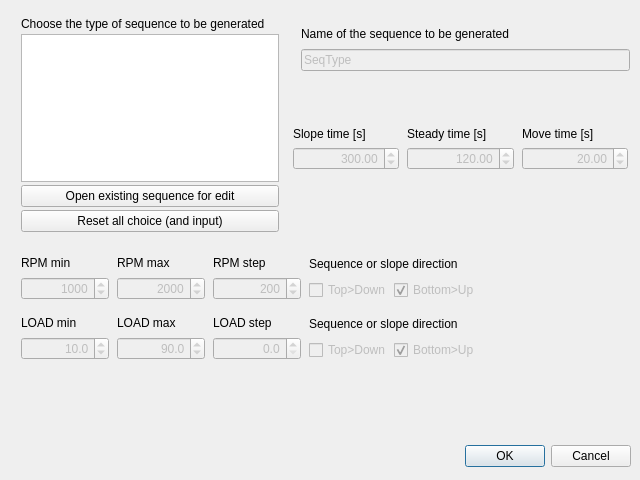
Qt form DriveSerial/DI_seqence_gen.ui (beppemiletto/engine-calibration-tools) before a commit.
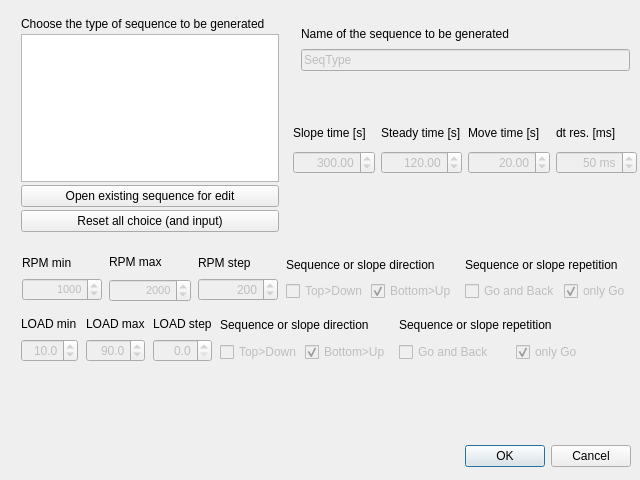
The same form after that commit.

Commit message: Developed the time history generator for steady state sequence. Vectors and Table Starting the GUI in PyQt4- 2 windows draft

```diff
--- a/DriveSerial/DI_seqence_gen.ui
+++ b/DriveSerial/DI_seqence_gen.ui
@@ -71,174 +71,7 @@
     </item>
    </layout>
   </widget>
-  <widget class="QWidget" name="layoutWidget_4">
-   <property name="geometry">
-    <rect>
-     <x>20</x>
-     <y>310</y>
-     <width>461</width>
-     <height>51</height>
-    </rect>
-   </property>
-   <layout class="QHBoxLayout" name="horizontalLayout_LOAD">
-    <item>
-     <layout class="QVBoxLayout" name="verticalLayout_load_min">
-      <property name="spacing">
-       <number>3</number>
-      </property>
-      <property name="margin">
-       <number>1</number>
-      </property>
-      <item>
-       <widget class="QLabel" name="label_load_min">
-        <property name="text">
-         <string>LOAD min</string>
-        </property>
-       </widget>
-      </item>
-      <item>
-       <widget class="QDoubleSpinBox" name="doubleSpinBox_load_min">
-        <property name="enabled">
-         <bool>false</bool>
-        </property>
-        <property name="frame">
-         <bool>true</bool>
-        </property>
-        <property name="alignment">
-         <set>Qt::AlignRight|Qt::AlignTrailing|Qt::AlignVCenter</set>
-        </property>
-        <property name="decimals">
-         <number>1</number>
-        </property>
-        <property name="singleStep">
-         <double>0.000000000000000</double>
-        </property>
-        <property name="value">
-         <double>10.000000000000000</double>
-        </property>
-       </widget>
-      </item>
-     </layout>
-    </item>
-    <item>
-     <layout class="QVBoxLayout" name="verticalLayout_load_max">
-      <property name="spacing">
-       <number>3</number>
-      </property>
-      <property name="margin">
-       <number>1</number>
-      </property>
-      <item>
-       <widget class="QLabel" name="label_load_max">
-        <property name="text">
-         <string>LOAD max</string>
-        </property>
-       </widget>
-      </item>
-      <item>
-       <widget class="QDoubleSpinBox" name="doubleSpinBox_load_max">
-        <property name="enabled">
-         <bool>false</bool>
-        </property>
-        <property name="frame">
-         <bool>true</bool>
-        </property>
-        <property name="alignment">
-         <set>Qt::AlignRight|Qt::AlignTrailing|Qt::AlignVCenter</set>
-        </property>
-        <property name="decimals">
-         <number>1</number>
-        </property>
-        <property name="value">
-         <double>90.000000000000000</double>
-        </property>
-       </widget>
-      </item>
-     </layout>
-    </item>
-    <item>
-     <layout class="QVBoxLayout" name="verticalLayout_load_step">
-      <property name="spacing">
-       <number>3</number>
-      </property>
-      <property name="margin">
-       <number>1</number>
-      </property>
-      <item>
-       <widget class="QLabel" name="label_load_step">
-        <property name="text">
-         <string>LOAD step</string>
-        </property>
-       </widget>
-      </item>
-      <item>
-       <widget class="QDoubleSpinBox" name="doubleSpinBox_load_step">
-        <property name="enabled">
-         <bool>false</bool>
-        </property>
-        <property name="alignment">
-         <set>Qt::AlignRight|Qt::AlignTrailing|Qt::AlignVCenter</set>
-        </property>
-        <property name="decimals">
-         <number>1</number>
-        </property>
-       </widget>
-      </item>
-     </layout>
-    </item>
-    <item>
-     <layout class="QVBoxLayout" name="verticalLayout_rpm_direction_2">
-      <property name="spacing">
-       <number>3</number>
-      </property>
-      <property name="margin">
-       <number>1</number>
-      </property>
-      <item>
-       <widget class="QLabel" name="label_load_direction">
-        <property name="text">
-         <string>Sequence or slope direction</string>
-        </property>
-       </widget>
-      </item>
-      <item>
-       <layout class="QHBoxLayout" name="horizontalLayout_4">
-        <item>
-         <widget class="QCheckBox" name="checkBox_load_dir_TD">
-          <property name="enabled">
-           <bool>false</bool>
-          </property>
-          <property name="text">
-           <string>Top&gt;Down</string>
-          </property>
-          <property name="autoExclusive">
-           <bool>true</bool>
-          </property>
-         </widget>
-        </item>
-        <item>
-         <widget class="QCheckBox" name="checkBox_load_dir_BU">
-          <property name="enabled">
-           <bool>false</bool>
-          </property>
-          <property name="text">
-           <string>Bottom&gt;Up</string>
-          </property>
-          <property name="checked">
-           <bool>true</bool>
-          </property>
-          <property name="autoExclusive">
-           <bool>true</bool>
-          </property>
-         </widget>
-        </item>
-       </layout>
-      </item>
-     </layout>
-    </item>
-   </layout>
-  </widget>
-  <widget class="QWidget" name="">
+  <widget class="QWidget" name="layoutWidget">
    <property name="geometry">
     <rect>
      <x>300</x>
@@ -279,27 +112,18 @@
     </item>
    </layout>
   </widget>
-  <widget class="QWidget" name="">
+  <widget class="QWidget" name="layoutWidget">
    <property name="geometry">
     <rect>
-     <x>290</x>
+     <x>293</x>
      <y>120</y>
-     <width>341</width>
-     <height>53</height>
+     <width>344</width>
+     <height>54</height>
     </rect>
    </property>
-   <layout class="QHBoxLayout" name="horizontalLayout_timing">
-    <property name="margin">
-     <number>2</number>
-    </property>
+   <layout class="QHBoxLayout" name="horizontalLayout">
     <item>
-     <layout class="QVBoxLayout" name="verticalLayout_time_slope">
-      <property name="spacing">
-       <number>3</number>
-      </property>
-      <property name="margin">
-       <number>1</number>
-      </property>
+     <layout class="QVBoxLayout" name="verticalLayout">
       <item>
        <widget class="QLabel" name="label_slope_time">
         <property name="text">
@@ -329,13 +153,7 @@
      </layout>
     </item>
     <item>
-     <layout class="QVBoxLayout" name="verticalLayout_time_steady">
-      <property name="spacing">
-       <number>3</number>
-      </property>
-      <property name="margin">
-       <number>1</number>
-      </property>
+     <layout class="QVBoxLayout" name="verticalLayout_2">
       <item>
        <widget class="QLabel" name="label_steady_time">
         <property name="text">
@@ -365,13 +183,7 @@
      </layout>
     </item>
     <item>
-     <layout class="QVBoxLayout" name="verticalLayout_time_move">
-      <property name="spacing">
-       <number>3</number>
-      </property>
-      <property name="margin">
-       <number>1</number>
-      </property>
+     <layout class="QVBoxLayout" name="verticalLayout_3">
       <item>
        <widget class="QLabel" name="label_move_time">
         <property name="text">
@@ -400,18 +212,57 @@
       </item>
      </layout>
     </item>
+    <item>
+     <layout class="QVBoxLayout" name="verticalLayout_4">
+      <item>
+       <widget class="QLabel" name="label_res_time">
+        <property name="text">
+         <string>dt res. [ms]</string>
+        </property>
+       </widget>
+      </item>
+      <item>
+       <widget class="QDoubleSpinBox" name="doubleSpinBox_res_time">
+        <property name="enabled">
+         <bool>false</bool>
+        </property>
+        <property name="alignment">
+         <set>Qt::AlignRight|Qt::AlignTrailing|Qt::AlignVCenter</set>
+        </property>
+        <property name="suffix">
+         <string> ms</string>
+        </property>
+        <property name="decimals">
+         <number>0</number>
+        </property>
+        <property name="minimum">
+         <double>5.000000000000000</double>
+        </property>
+        <property name="maximum">
+         <double>10000.000000000000000</double>
+        </property>
+        <property name="singleStep">
+         <double>50.000000000000000</double>
+        </property>
+        <property name="value">
+         <double>50.000000000000000</double>
+        </property>
+       </widget>
+      </item>
+     </layout>
+    </item>
    </layout>
   </widget>
   <widget class="QWidget" name="">
    <property name="geometry">
     <rect>
-     <x>20</x>
+     <x>21</x>
      <y>250</y>
-     <width>461</width>
-     <height>51</height>
+     <width>611</width>
+     <height>52</height>
     </rect>
    </property>
-   <layout class="QHBoxLayout" name="horizontalLayout_SPEED">
+   <layout class="QHBoxLayout" name="horizontalLayout_speed">
     <item>
      <layout class="QVBoxLayout" name="verticalLayout_rpm_min">
       <property name="spacing">
@@ -432,6 +283,17 @@
         <property name="enabled">
          <bool>false</bool>
         </property>
+        <property name="sizePolicy">
+         <sizepolicy hsizetype="Minimum" vsizetype="Maximum">
+          <horstretch>0</horstretch>
+          <verstretch>0</verstretch>
+         </sizepolicy>
+        </property>
+        <property name="font">
+         <font>
+          <pointsize>8</pointsize>
+         </font>
+        </property>
         <property name="frame">
          <bool>true</bool>
         </property>
@@ -455,13 +317,7 @@
      </layout>
     </item>
     <item>
-     <layout class="QVBoxLayout" name="verticalLayout_rpm_max">
-      <property name="spacing">
-       <number>3</number>
-      </property>
-      <property name="margin">
-       <number>1</number>
-      </property>
+     <layout class="QVBoxLayout" name="verticalLayout_5">
       <item>
        <widget class="QLabel" name="label_speed_max">
         <property name="text">
@@ -474,6 +330,17 @@
         <property name="enabled">
          <bool>false</bool>
         </property>
+        <property name="sizePolicy">
+         <sizepolicy hsizetype="Minimum" vsizetype="Maximum">
+          <horstretch>0</horstretch>
+          <verstretch>0</verstretch>
+         </sizepolicy>
+        </property>
+        <property name="font">
+         <font>
+          <pointsize>8</pointsize>
+         </font>
+        </property>
         <property name="frame">
          <bool>true</bool>
         </property>
@@ -585,8 +452,282 @@
       </item>
      </layout>
     </item>
+    <item>
+     <layout class="QVBoxLayout" name="verticalLayout_rpm_repetition">
+      <property name="spacing">
+       <number>3</number>
+      </property>
+      <property name="margin">
+       <number>1</number>
+      </property>
+      <item>
+       <widget class="QLabel" name="label_speed_repetition">
+        <property name="text">
+         <string>Sequence or slope repetition</string>
+        </property>
+       </widget>
+      </item>
+      <item>
+       <layout class="QHBoxLayout" name="horizontalLayout_speed_repetition">
+        <item>
+         <widget class="QCheckBox" name="checkBox_rpm_repetition_True">
+          <property name="enabled">
+           <bool>false</bool>
+          </property>
+          <property name="text">
+           <string>Go and Back</string>
+          </property>
+          <property name="autoExclusive">
+           <bool>true</bool>
+          </property>
+         </widget>
+        </item>
+        <item>
+         <widget class="QCheckBox" name="checkBox_rpm_repetition_False">
+          <property name="enabled">
+           <bool>false</bool>
+          </property>
+          <property name="text">
+           <string>only Go</string>
+          </property>
+          <property name="checked">
+           <bool>true</bool>
+          </property>
+          <property name="autoExclusive">
+           <bool>true</bool>
+          </property>
+         </widget>
+        </item>
+       </layout>
+      </item>
+     </layout>
+    </item>
    </layout>
   </widget>
+  <widget class="QWidget" name="">
+   <property name="geometry">
+    <rect>
+     <x>20</x>
+     <y>310</y>
+     <width>611</width>
+     <height>53</height>
+    </rect>
+   </property>
+   <layout class="QHBoxLayout" name="horizontalLayout_load">
+    <item>
+     <layout class="QHBoxLayout" name="horizontalLayout_LOAD">
+      <item>
+       <layout class="QVBoxLayout" name="verticalLayout_load_min">
+        <property name="spacing">
+         <number>3</number>
+        </property>
+        <property name="margin">
+         <number>1</number>
+        </property>
+        <item>
+         <widget class="QLabel" name="label_load_min">
+          <property name="text">
+           <string>LOAD min</string>
+          </property>
+         </widget>
+        </item>
+        <item>
+         <widget class="QDoubleSpinBox" name="doubleSpinBox_load_min">
+          <property name="enabled">
+           <bool>false</bool>
+          </property>
+          <property name="frame">
+           <bool>true</bool>
+          </property>
+          <property name="alignment">
+           <set>Qt::AlignRight|Qt::AlignTrailing|Qt::AlignVCenter</set>
+          </property>
+          <property name="decimals">
+           <number>1</number>
+          </property>
+          <property name="singleStep">
+           <double>0.000000000000000</double>
+          </property>
+          <property name="value">
+           <double>10.000000000000000</double>
+          </property>
+         </widget>
+        </item>
+       </layout>
+      </item>
+      <item>
+       <layout class="QVBoxLayout" name="verticalLayout_load_max">
+        <property name="spacing">
+         <number>3</number>
+        </property>
+        <property name="margin">
+         <number>1</number>
+        </property>
+        <item>
+         <widget class="QLabel" name="label_load_max">
+          <property name="text">
+           <string>LOAD max</string>
+          </property>
+         </widget>
+        </item>
+        <item>
+         <widget class="QDoubleSpinBox" name="doubleSpinBox_load_max">
+          <property name="enabled">
+           <bool>false</bool>
+          </property>
+          <property name="frame">
+           <bool>true</bool>
+          </property>
+          <property name="alignment">
+           <set>Qt::AlignRight|Qt::AlignTrailing|Qt::AlignVCenter</set>
+          </property>
+          <property name="decimals">
+           <number>1</number>
+          </property>
+          <property name="value">
+           <double>90.000000000000000</double>
+          </property>
+         </widget>
+        </item>
+       </layout>
+      </item>
+      <item>
+       <layout class="QVBoxLayout" name="verticalLayout_load_step">
+        <property name="spacing">
+         <number>3</number>
+        </property>
+        <property name="margin">
+         <number>1</number>
+        </property>
+        <item>
+         <widget class="QLabel" name="label_load_step">
+          <property name="text">
+           <string>LOAD step</string>
+          </property>
+         </widget>
+        </item>
+        <item>
+         <widget class="QDoubleSpinBox" name="doubleSpinBox_load_step">
+          <property name="enabled">
+           <bool>false</bool>
+          </property>
+          <property name="alignment">
+           <set>Qt::AlignRight|Qt::AlignTrailing|Qt::AlignVCenter</set>
+          </property>
+          <property name="decimals">
+           <number>1</number>
+          </property>
+         </widget>
+        </item>
+       </layout>
+      </item>
+      <item>
+       <layout class="QVBoxLayout" name="verticalLayout_rpm_direction_2">
+        <property name="spacing">
+         <number>3</number>
+        </property>
+        <property name="margin">
+         <number>1</number>
+        </property>
+        <item>
+         <widget class="QLabel" name="label_load_direction">
+          <property name="text">
+           <string>Sequence or slope direction</string>
+          </property>
+         </widget>
+        </item>
+        <item>
+         <layout class="QHBoxLayout" name="horizontalLayout_4">
+          <item>
+           <widget class="QCheckBox" name="checkBox_load_dir_TD">
+            <property name="enabled">
+             <bool>false</bool>
+            </property>
+            <property name="text">
+             <string>Top&gt;Down</string>
+            </property>
+            <property name="autoExclusive">
+             <bool>true</bool>
+            </property>
+           </widget>
+          </item>
+          <item>
+           <widget class="QCheckBox" name="checkBox_load_dir_BU">
+            <property name="enabled">
+             <bool>false</bool>
+            </property>
+            <property name="text">
+             <string>Bottom&gt;Up</string>
+            </property>
+            <property name="checked">
+             <bool>true</bool>
+            </property>
+            <property name="autoExclusive">
+             <bool>true</bool>
+            </property>
+           </widget>
+          </item>
+         </layout>
+        </item>
+       </layout>
+      </item>
+     </layout>
+    </item>
+    <item>
+     <layout class="QVBoxLayout" name="verticalLayout_load_repetition">
+      <property name="spacing">
+       <number>3</number>
+      </property>
+      <property name="margin">
+       <number>1</number>
+      </property>
+      <item>
+       <widget class="QLabel" name="label_load_repetition">
+        <property name="text">
+         <string>Sequence or slope repetition</string>
+        </property>
+       </widget>
+      </item>
+      <item>
+       <layout class="QHBoxLayout" name="horizontalLayout_load_repetition">
+        <item>
+         <widget class="QCheckBox" name="checkBox_load_repetition_True">
+          <property name="enabled">
+           <bool>false</bool>
+          </property>
+          <property name="text">
+           <string>Go and Back</string>
+          </property>
+          <property name="autoExclusive">
+           <bool>true</bool>
+          </property>
+         </widget>
+        </item>
+        <item>
+         <widget class="QCheckBox" name="checkBox_load_repetition_False">
+          <property name="enabled">
+           <bool>false</bool>
+          </property>
+          <property name="text">
+           <string>only Go</string>
+          </property>
+          <property name="checked">
+           <bool>true</bool>
+          </property>
+          <property name="autoExclusive">
+           <bool>true</bool>
+          </property>
+         </widget>
+        </item>
+       </layout>
+      </item>
+     </layout>
+    </item>
+   </layout>
+  </widget>
+  <zorder>layoutWidget</zorder>
+  <zorder>layoutWidget</zorder>
+  <zorder>layoutWidget</zorder>
   <zorder>buttonBox</zorder>
   <zorder>layoutWidget</zorder>
   <zorder>lineEdit_gen_seq_name</zorder>
```
Left out of the diff: 17 changed lines with no effect on the pictures. The commit also changes 2 other files.
